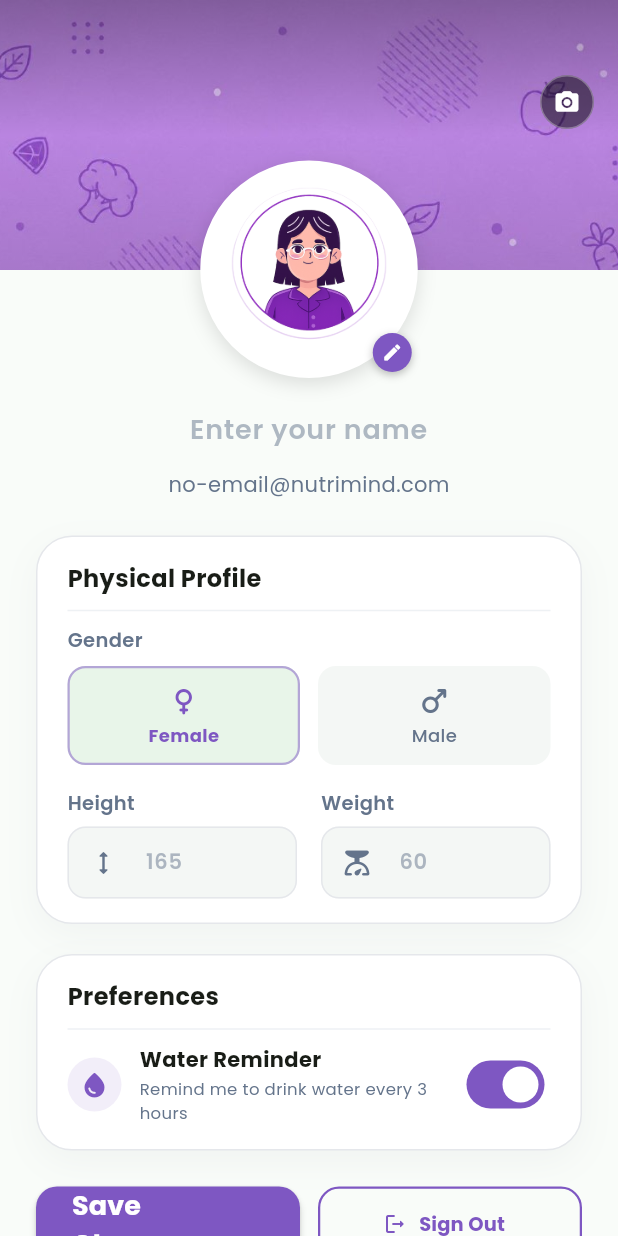
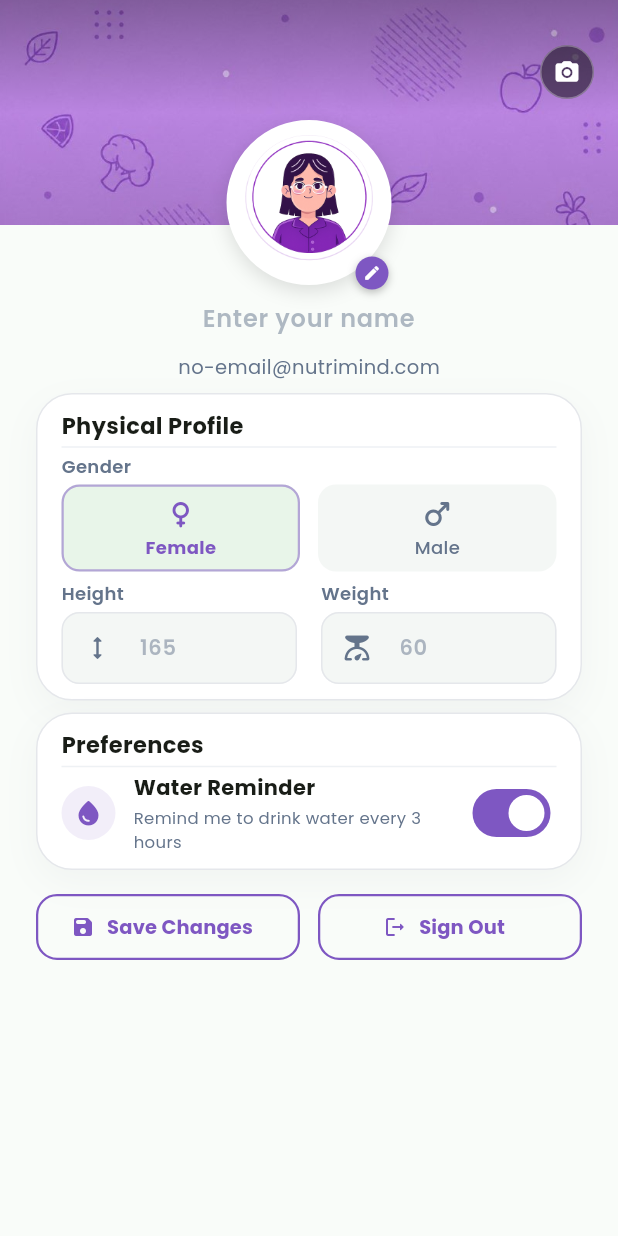
Before and after one commit to Manar-Elhabbal7/NutriMind-AI, a Flutter app: the ProfileScreen screen opened directly, on a phone screen of 412 x 824 dp. Run offline on Flutter 3.47's test engine with Material 3 defaults, Android fonts, the light colour scheme and no system bars; drawn by our look-alikes of flutter_animate; our stand-ins replace camera, dio, firebase_auth, firebase_core, flutter_local_notifications, flutter_markdown and 6 more; accounts and stored records are empty.

Commit message:
the final ui polishing

```diff
--- a/lib/core/services/notification_service.dart
+++ b/lib/core/services/notification_service.dart
@@ -27,7 +27,7 @@ class NotificationService {
     }
 
     const AndroidInitializationSettings initializationSettingsAndroid =
-        AndroidInitializationSettings('ic_launcher');
+        AndroidInitializationSettings('@mipmap/ic_launcher');
 
     const DarwinInitializationSettings initializationSettingsDarwin =
         DarwinInitializationSettings(
--- a/lib/features/home/profile/profile_screen.dart
+++ b/lib/features/home/profile/profile_screen.dart
@@ -344,16 +344,21 @@ class _ProfileScreenState extends State<ProfileScreen> {
         child: Column(
           children: [
             // 1. Header: Banner & Profile Image
-            Stack(
+            SizedBox(
+              height: 185,
+              child: Stack(
                 clipBehavior: Clip.none,
                 alignment: Alignment.center,
                 children: [
                   // Banner Image
-                GestureDetector(
+                  Positioned(
+                    top: 0,
+                    left: 0,
+                    right: 0,
+                    height: 150,
+                    child: GestureDetector(
                       onTap: _pickBannerPhoto,
                       child: Container(
-                    height: 180,
-                    width: double.infinity,
                         decoration: BoxDecoration(
                           color: AppColors.primaryExtraLight,
                           image: DecorationImage(
@@ -379,7 +384,7 @@ class _ProfileScreenState extends State<ProfileScreen> {
                             ),
                             // Edit banner button
                             Positioned(
-                          top: 50,
+                              top: 30,
                               right: 16,
                               child: InkWell(
                                 onTap: _pickBannerPhoto,
@@ -403,10 +408,11 @@ class _ProfileScreenState extends State<ProfileScreen> {
                         ),
                       ),
                     ),
+                  ),
 
                   // Profile image overlapping the banner
                   Positioned(
-                  bottom: -72,
+                    top: 75,
                     child: GestureDetector(
                       onTap: _pickProfilePhoto,
                       child: Stack(
@@ -414,12 +420,12 @@ class _ProfileScreenState extends State<ProfileScreen> {
                         children: [
                           // Outer white circular border containing full profile photo
                           Container(
-                          width: 145,
-                          height: 145,
+                            width: 110,
+                            height: 120,
                             decoration: BoxDecoration(
                               color: Colors.white,
                               shape: BoxShape.circle,
-                            border: Border.all(color: Colors.white, width: 4),
+                              border: Border.all(color: Colors.white, width: 3),
                               boxShadow: const [
                                 BoxShadow(
                                   color: Colors.black12,
@@ -438,10 +444,10 @@ class _ProfileScreenState extends State<ProfileScreen> {
                           ),
                           // Camera Badge
                           Positioned(
-                          bottom: 4,
-                          right: 4,
+                            bottom: 2,
+                            right: 2,
                             child: Container(
-                            padding: const EdgeInsets.all(6),
+                              padding: const EdgeInsets.all(5),
                               decoration: const BoxDecoration(
                                 color: AppColors.secondary,
                                 shape: BoxShape.circle,
@@ -456,7 +462,7 @@ class _ProfileScreenState extends State<ProfileScreen> {
                               child: const Icon(
                                 Icons.edit_rounded,
                                 color: Colors.white,
-                              size: 14,
+                                size: 12,
                               ),
                             ),
                           ),
@@ -466,8 +472,9 @@ class _ProfileScreenState extends State<ProfileScreen> {
                   ),
                 ],
               ),
+            ),
 
-            const SizedBox(height: 80),
+            const SizedBox(height: 2),
 
             // Form Content
             Padding(
@@ -480,7 +487,7 @@ class _ProfileScreenState extends State<ProfileScreen> {
                     TextFormField(
                       controller: _nameController,
                       style: AppTextStyles.titleSecondary.copyWith(
-                        fontSize: 22,
+                        fontSize: 18,
                         fontWeight: FontWeight.w600,
                         color: Theme.of(context).colorScheme.onSurface,
                       ),
@@ -488,7 +495,7 @@ class _ProfileScreenState extends State<ProfileScreen> {
                       decoration: InputDecoration(
                         hintText: 'Enter your name',
                         hintStyle: AppTextStyles.hintStyle.copyWith(
-                          fontSize: 18,
+                          fontSize: 16,
                           color: isDark
                               ? Colors.white30
                               : AppColors.textSecondary.withValues(alpha: 0.5),
@@ -502,7 +509,7 @@ class _ProfileScreenState extends State<ProfileScreen> {
                         ),
                         contentPadding: const EdgeInsets.symmetric(
                           horizontal: 24,
-                          vertical: 8,
+                          vertical: 2,
                         ),
                       ),
                       validator: (value) {
@@ -517,7 +524,7 @@ class _ProfileScreenState extends State<ProfileScreen> {
                       duration: 300.ms,
                     ),
 
-                    const SizedBox(height: 4),
+                    const SizedBox(height: 0),
 
                     // Email (Read-only)
                     Text(
@@ -526,7 +533,7 @@ class _ProfileScreenState extends State<ProfileScreen> {
                         color: isDark
                             ? Colors.white54
                             : AppColors.textSecondary,
-                        fontSize: 14,
+                        fontSize: 13,
                       ),
                     ).animate().fade().slideY(
                       begin: 0.1,
@@ -535,13 +542,13 @@ class _ProfileScreenState extends State<ProfileScreen> {
                       duration: 300.ms,
                     ),
 
-                    const SizedBox(height: 24),
+                    const SizedBox(height: 8),
 
                     // 2. Physical Metrics Card
                     Container(
                           padding: const EdgeInsets.symmetric(
-                            horizontal: 20,
-                            vertical: 16,
+                            horizontal: 16,
+                            vertical: 10,
                           ),
                           decoration: BoxDecoration(
                             color: isDark
@@ -568,7 +575,7 @@ class _ProfileScreenState extends State<ProfileScreen> {
                               Text(
                                 'Physical Profile',
                                 style: AppTextStyles.bodyMedium.copyWith(
-                                  fontSize: 16,
+                                  fontSize: 15,
                                   fontWeight: FontWeight.bold,
                                   color: Theme.of(
                                     context,
@@ -576,7 +583,7 @@ class _ProfileScreenState extends State<ProfileScreen> {
                                 ),
                               ),
                               Divider(
-                                height: 20,
+                                height: 8,
                                 color: isDark
                                     ? Colors.white12
                                     : AppColors.divider,
@@ -586,14 +593,14 @@ class _ProfileScreenState extends State<ProfileScreen> {
                               Text(
                                 'Gender',
                                 style: AppTextStyles.bodyMedium.copyWith(
-                                  fontSize: 13,
+                                  fontSize: 12,
                                   color: isDark
                                       ? Colors.white54
                                       : AppColors.textSecondary,
                                   fontWeight: FontWeight.w600,
                                 ),
                               ),
-                              const SizedBox(height: 8),
+                              const SizedBox(height: 4),
                               Row(
                                 children: [
                                   // Female Option
@@ -606,7 +613,7 @@ class _ProfileScreenState extends State<ProfileScreen> {
                                           milliseconds: 250,
                                         ),
                                         padding: const EdgeInsets.symmetric(
-                                          vertical: 10,
+                                          vertical: 6,
                                         ),
                                         decoration: BoxDecoration(
                                           color: _gender == 'Female'
@@ -676,7 +683,7 @@ class _ProfileScreenState extends State<ProfileScreen> {
                                           milliseconds: 250,
                                         ),
                                          padding: const EdgeInsets.symmetric(
-                                          vertical: 10,
+                                           vertical: 6,
                                          ),
                                         decoration: BoxDecoration(
                                           color: _gender == 'Male'
@@ -738,7 +745,7 @@ class _ProfileScreenState extends State<ProfileScreen> {
                                 ],
                               ),
 
-                              const SizedBox(height: 16),
+                              const SizedBox(height: 6),
 
                               // Height & Weight Side-by-Side Row
                               Row(
@@ -754,14 +761,14 @@ class _ProfileScreenState extends State<ProfileScreen> {
                                           'Height',
                                           style: AppTextStyles.bodyMedium
                                               .copyWith(
-                                                fontSize: 13,
+                                                fontSize: 12,
                                                 color: isDark
                                                     ? Colors.white54
                                                     : AppColors.textSecondary,
                                                 fontWeight: FontWeight.w600,
                                               ),
                                         ),
-                                        const SizedBox(height: 6),
+                                        const SizedBox(height: 4),
                                         TextFormField(
                                           controller: _heightController,
                                           keyboardType:
@@ -856,14 +863,14 @@ class _ProfileScreenState extends State<ProfileScreen> {
                                           'Weight',
                                           style: AppTextStyles.bodyMedium
                                               .copyWith(
-                                                fontSize: 13,
+                                                fontSize: 12,
                                                 color: isDark
                                                     ? Colors.white54
                                                     : AppColors.textSecondary,
                                                 fontWeight: FontWeight.w600,
                                               ),
                                         ),
-                                        const SizedBox(height: 6),
+                                        const SizedBox(height: 4),
                                         TextFormField(
                                           controller: _weightController,
                                           keyboardType:
@@ -956,18 +963,16 @@ class _ProfileScreenState extends State<ProfileScreen> {
                         .fade(delay: 150.ms)
                         .slideY(begin: 0.08, end: 0, duration: 400.ms),
 
-                    const SizedBox(height: 20),
+                    const SizedBox(height: 8),
 
                     // Notification Preferences Card
                     Container(
                       padding: const EdgeInsets.symmetric(
-                            horizontal: 20,
-                            vertical: 16,
+                        horizontal: 16,
+                        vertical: 10,
                       ),
                       decoration: BoxDecoration(
-                            color: isDark
-                                ? const Color(0xFF1E1E1E)
-                                : Colors.white,
+                        color: isDark ? const Color(0xFF1E1E1E) : Colors.white,
                         borderRadius: BorderRadius.circular(24),
                         border: Border.all(
                           color: isDark ? Colors.white12 : AppColors.border,
@@ -989,18 +994,14 @@ class _ProfileScreenState extends State<ProfileScreen> {
                           Text(
                             'Preferences',
                             style: AppTextStyles.bodyMedium.copyWith(
-                                  fontSize: 16,
+                              fontSize: 15,
                               fontWeight: FontWeight.bold,
-                                  color: Theme.of(
-                                    context,
-                                  ).colorScheme.onSurface,
+                              color: Theme.of(context).colorScheme.onSurface,
                             ),
                           ),
                           Divider(
-                                height: 20,
-                                color: isDark
-                                    ? Colors.white12
-                                    : AppColors.divider,
+                            height: 8,
+                            color: isDark ? Colors.white12 : AppColors.divider,
                           ),
                               Row(
                                 mainAxisAlignment:
@@ -1075,7 +1076,7 @@ class _ProfileScreenState extends State<ProfileScreen> {
                         .fade(delay: 200.ms)
                         .slideY(begin: 0.08, end: 0, duration: 400.ms),
 
-                    const SizedBox(height: 24),
+                    const SizedBox(height: 16),
 
                     // 3. Action Buttons Row
                     if (_isSaving)
@@ -1091,20 +1092,35 @@ class _ProfileScreenState extends State<ProfileScreen> {
                             children: [
                               Expanded(
                                 child: SizedBox(
-                                  height: 50,
-                                  child: AppButton(
-                                    text: 'Save Changes',
+                                  height: 44,
+                                  child: OutlinedButton.icon(
+                                    label: Text('Save Changes', style: AppTextStyles.bodyMedium.copyWith(
+                                        color: AppColors.secondary,
+                                        fontWeight: FontWeight.bold,
+                                        fontSize: 13,
+                                      ),),
                                     onPressed: _saveProfileData,
-                                    backgroundColor: AppColors.secondary,
-                                    borderRadius: 14,
-                                    height: 50,
+                                    icon: const Icon(
+                                      Icons.save_rounded,
+                                      color: AppColors.secondary,
+                                      size: 16,
+                                    ),
+                                    style: OutlinedButton.styleFrom(
+                                      side: const BorderSide(
+                                        color: AppColors.secondary,
+                                        width: 1.5,
+                                      ),
+                                      shape: RoundedRectangleBorder(
+                                        borderRadius: BorderRadius.circular(14),
+                                      ),
+                                    ),
                                   ),
                                 ),
                               ),
                               const SizedBox(width: 12),
                               Expanded(
                                 child: SizedBox(
-                                  height: 50,
+                                  height: 44,
                                   child: OutlinedButton.icon(
                                     onPressed: _handleSignOut,
                                     icon: const Icon(
@@ -1143,7 +1159,7 @@ class _ProfileScreenState extends State<ProfileScreen> {
                           ),
 
                     // Padding for bottom nav bar overlay
-                    const SizedBox(height: 120),
+                    const SizedBox(height: 30),
                   ],
                 ),
               ),
--- a/lib/features/home/recipes/recipe_list_screen.dart
+++ b/lib/features/home/recipes/recipe_list_screen.dart
@@ -187,8 +187,9 @@ class _RecipeListScreenState extends State<RecipeListScreen> {
                                   fit: BoxFit.cover,
                                   loadingBuilder:
                                       (context, child, loadingProgress) {
-                                        if (loadingProgress == null)
+                                        if (loadingProgress == null) {
                                           return child;
+                                        }
                                         return Container(
                                           color: isDark
                                               ? Colors.white12
--- a/pubspec.yaml
+++ b/pubspec.yaml
@@ -43,4 +43,4 @@ flutter:
 flutter_launcher_icons:
   android: "ic_launcher"
   ios: true
-  image_path: "assets/images/app_logo.jpg"
+  image_path: "assets/images/logo.jpg"
```
Also changed, not shown: lib/features/home/home_screen.dart (+61 -39 lines), lib/features/home/scan/scan_screen.dart (renamed from lib/features/home/scan/screens/scan_screen.dart, +55 -125 lines), assets/images/app_logo.jpg (deleted), 27 other files. Lines whose indentation alone changed are shown as unchanged.
